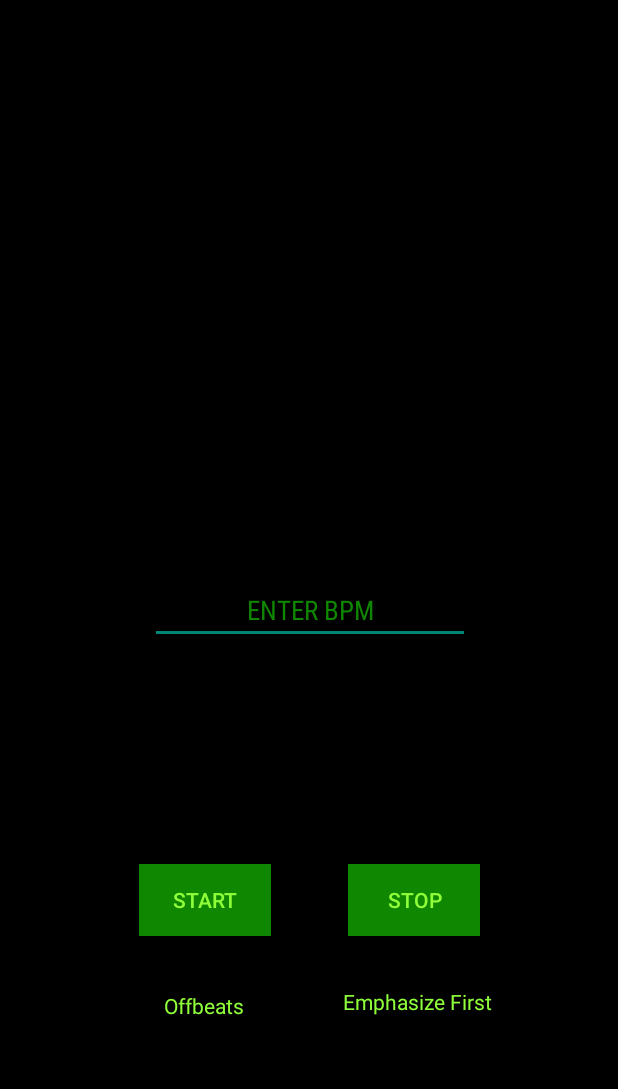
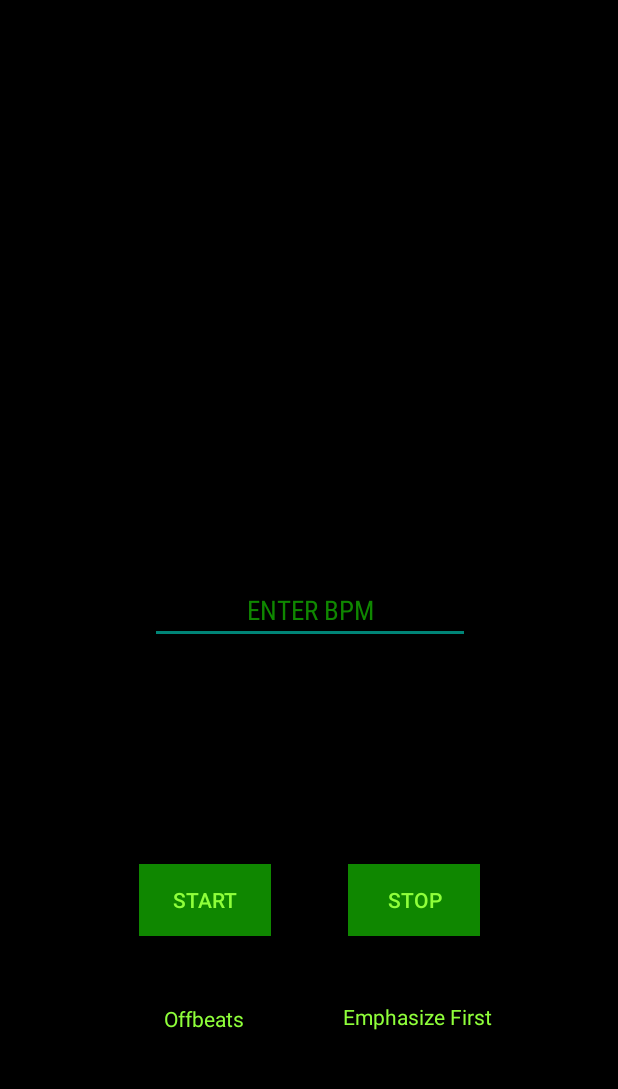
Before and after one commit to evanliu2/Doctor, an Android app: the screen it shows after launch (MainActivity), after a tap on "STOP", on a phone screen of 412 x 824 dp, the part 84-1173 px from its top. Run offline under Robolectric (Android 15) with nearby library versions, the phone set to English and light mode, and no system bars; 1 statement that could not run was skipped.

```diff
--- a/app/src/main/java/com/example/doctor/MainActivity.java
+++ b/app/src/main/java/com/example/doctor/MainActivity.java
@@ -31,6 +31,7 @@ public class MainActivity extends AppCompatActivity {
     private int count;
     CountDownTimer countdown;
     public static final String TAG = MainActivity.class.getSimpleName();
+    private boolean stopped;
 
     @Override
     protected void onCreate(Bundle savedInstanceState) {
@@ -46,8 +47,12 @@ public class MainActivity extends AppCompatActivity {
         start.setOnClickListener(new View.OnClickListener() {
             @Override
             public void onClick(View v) {
+                stopped = false;
                 soundPool.autoPause();
                 soundPool.autoResume();
+
+                start.setEnabled(false);
+                stop.setEnabled(true);
 
                 //Empty?
                 if(bpm.length() != 0) {
@@ -151,6 +156,14 @@ public class MainActivity extends AppCompatActivity {
                 countdown.cancel();
                 soundPool.autoPause();
 
+                stopped = true;
+
+                if(stopped)
+                {
+                    start.setEnabled(true);
+                    stop.setEnabled(false);
+                }
+
             }
         });
 
--- a/app/src/main/res/layout/activity_main.xml
+++ b/app/src/main/res/layout/activity_main.xml
@@ -67,8 +67,8 @@
     <CheckBox
         android:id="@+id/checkBox_main_offbeats"
         android:layout_width="wrap_content"
-        android:layout_height="43dp"
-        android:layout_marginBottom="76dp"
+        android:layout_height="34dp"
+        android:layout_marginBottom="72dp"
         android:text="Offbeats"
         android:textColor="@color/lightgreen"
         app:layout_constraintBottom_toBottomOf="parent"
@@ -79,8 +79,8 @@
     <CheckBox
         android:id="@+id/checkBox_main_efirst"
         android:layout_width="wrap_content"
-        android:layout_height="40dp"
-        android:layout_marginBottom="80dp"
+        android:layout_height="44dp"
+        android:layout_marginBottom="68dp"
         android:layout_marginEnd="84dp"
         android:text="Emphasize First"
         android:textColor="@color/lightgreen"
```
